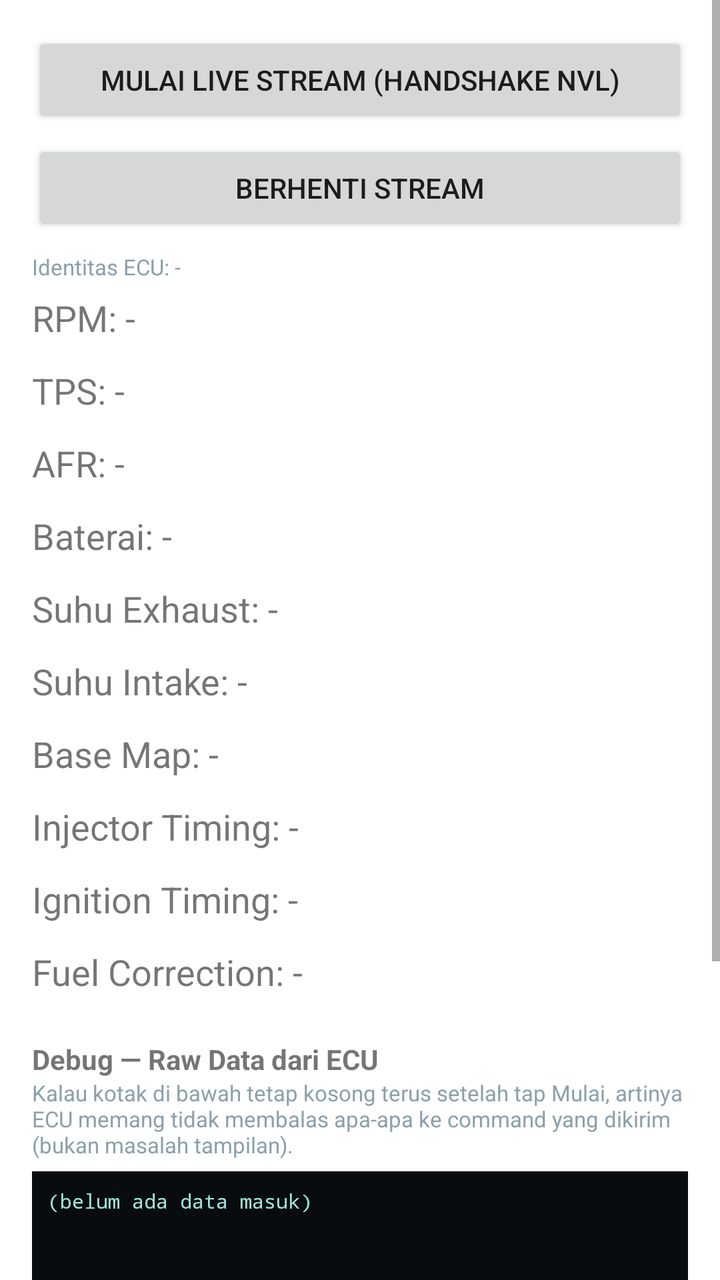
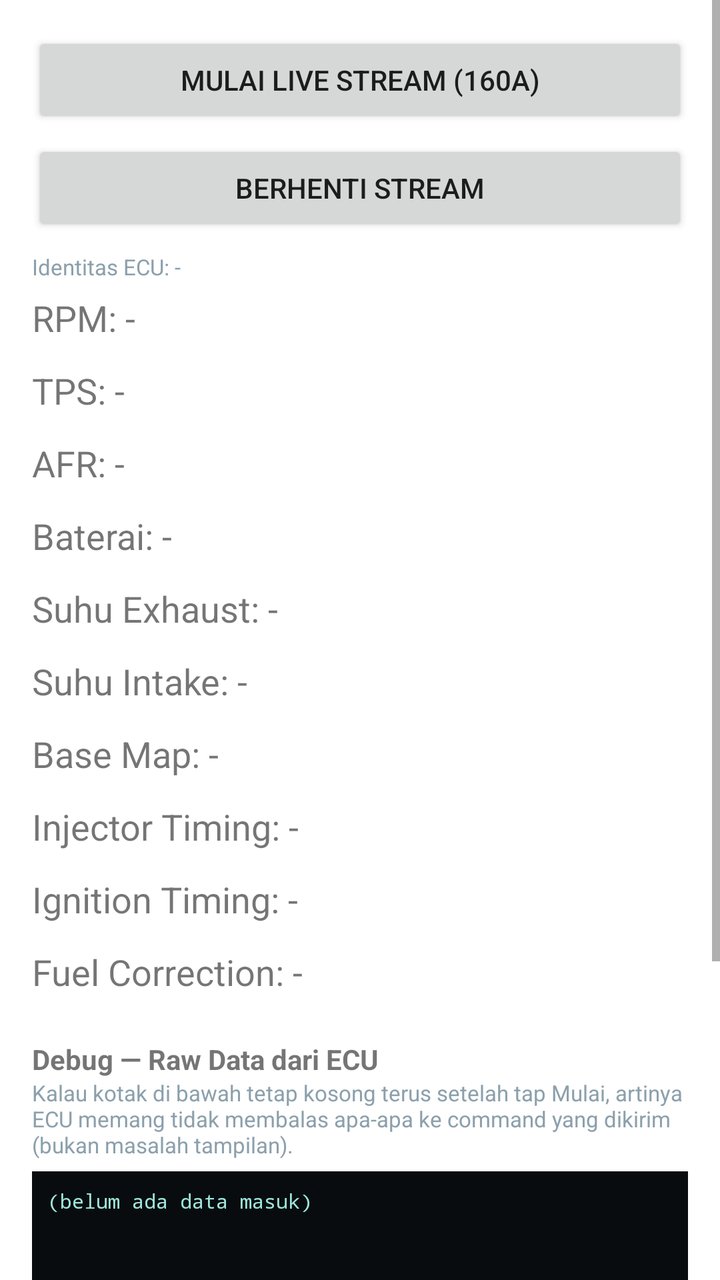

The first picture is an Android layout as it rendered before a commit; the second is the same layout after the commit. The layout source and the unified diff follow.
<!-- AndroidManifest.xml: application theme Theme.SimpleJukenTuner -->
<!-- res/layout/fragment_dashboard.xml -->
<?xml version="1.0" encoding="utf-8"?>
<ScrollView xmlns:android="http://schemas.android.com/apk/res/android"
    android:layout_width="match_parent"
    android:layout_height="match_parent">

<LinearLayout
    android:orientation="vertical"
    android:layout_width="match_parent"
    android:layout_height="wrap_content"
    android:padding="16dp">

    <Button
        android:id="@+id/startLiveButton"
        android:layout_width="match_parent"
        android:layout_height="wrap_content"
        android:text="Mulai Live Stream (handshake NVL)" />

    <Button
        android:id="@+id/pollLiveButton"
        android:layout_width="match_parent"
        android:layout_height="wrap_content"
        android:layout_marginTop="6dp"
        android:text="Berhenti Stream" />

    <TextView
        android:id="@+id/identityText"
        android:layout_width="match_parent"
        android:layout_height="wrap_content"
        android:layout_marginTop="8dp"
        android:textSize="11sp"
        android:textColor="#8CA0AC"
        android:text="Identitas ECU: -" />

    <TextView android:id="@+id/rpmValue" style="@style/DashValue" android:text="RPM: -" />
    <TextView android:id="@+id/tpsValue" style="@style/DashValue" android:text="TPS: -" />
    <TextView android:id="@+id/afrValue" style="@style/DashValue" android:text="AFR: -" />
    <TextView android:id="@+id/batValue" style="@style/DashValue" android:text="Baterai: -" />
    <TextView android:id="@+id/eotValue" style="@style/DashValue" android:text="Suhu Exhaust: -" />
    <TextView android:id="@+id/iatValue" style="@style/DashValue" android:text="Suhu Intake: -" />
    <TextView android:id="@+id/baseValue" style="@style/DashValue" android:text="Base Map: -" />
    <TextView android:id="@+id/injValue" style="@style/DashValue" android:text="Injector Timing: -" />
    <TextView android:id="@+id/ignValue" style="@style/DashValue" android:text="Ignition Timing: -" />
    <TextView android:id="@+id/fcorrValue" style="@style/DashValue" android:text="Fuel Correction: -" />

    <TextView
        android:layout_width="match_parent"
        android:layout_height="wrap_content"
        android:layout_marginTop="16dp"
        android:text="Debug — Raw Data dari ECU"
        android:textStyle="bold" />
    <TextView
        android:layout_width="match_parent"
        android:layout_height="wrap_content"
        android:textSize="11sp"
        android:textColor="#8CA0AC"
        android:paddingBottom="6dp"
        android:text="Kalau kotak di bawah tetap kosong terus setelah tap Mulai, artinya ECU memang tidak membalas apa-apa ke command yang dikirim (bukan masalah tampilan)." />

    <ScrollView
        android:layout_width="match_parent"
        android:layout_height="180dp"
        android:background="#080C0F">
        <TextView
            android:id="@+id/rawLogText"
            android:layout_width="match_parent"
            android:layout_height="wrap_content"
            android:fontFamily="monospace"
            android:textSize="10sp"
            android:textColor="#9FE6DC"
            android:padding="8dp"
            android:text="(belum ada data masuk)" />
    </ScrollView>

    <LinearLayout
        android:layout_width="match_parent"
        android:layout_height="wrap_content"
        android:orientation="horizontal"
        android:layout_marginTop="8dp">

        <EditText
            android:id="@+id/rawCommandInput"
            android:layout_width="0dp"
            android:layout_height="wrap_content"
            android:layout_weight="1"
            android:hint="Ketik command manual, mis. 1609" />

        <Button
            android:id="@+id/sendRawButton"
            android:layout_width="wrap_content"
            android:layout_height="wrap_content"
            android:text="Kirim" />
    </LinearLayout>

</LinearLayout>
</ScrollView>
<!-- resources referenced by this layout -->
<resources>
  <style name="DashValue">
          <item name="android:layout_width">match_parent</item>
          <item name="android:layout_height">wrap_content</item>
          <item name="android:textSize">18sp</item>
          <item name="android:paddingTop">6dp</item>
          <item name="android:paddingBottom">6dp</item>
      </style>
  <style name="Theme.SimpleJukenTuner" parent="Theme.MaterialComponents.DayNight.NoActionBar" />
</resources>

<!-- the commit's change to res/layout/fragment_dashboard.xml (unified diff, before → after) -->
@@ -13,7 +13,7 @@
         android:id="@+id/startLiveButton"
         android:layout_width="match_parent"
         android:layout_height="wrap_content"
-        android:text="Mulai Live Stream (handshake NVL)" />
+        android:text="Mulai Live Stream (160A)" />
 
     <Button
         android:id="@+id/pollLiveButton"
